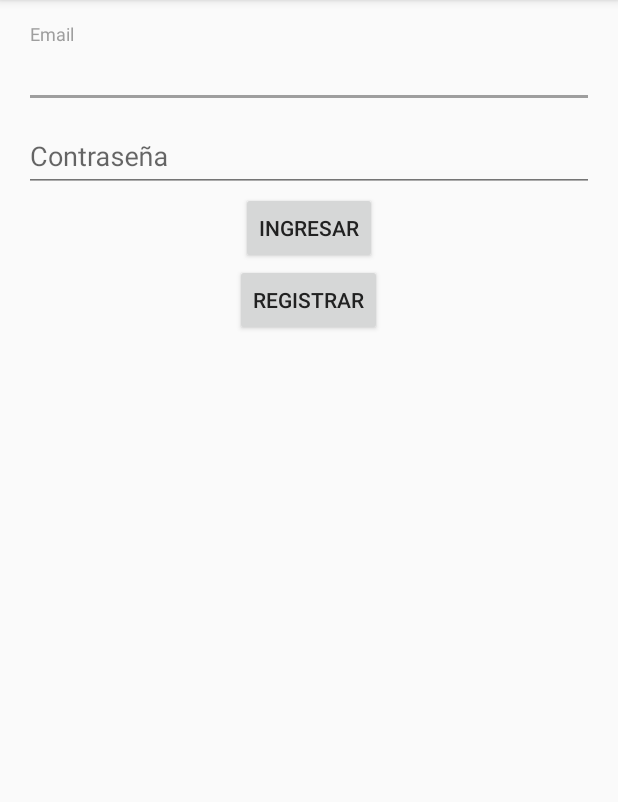
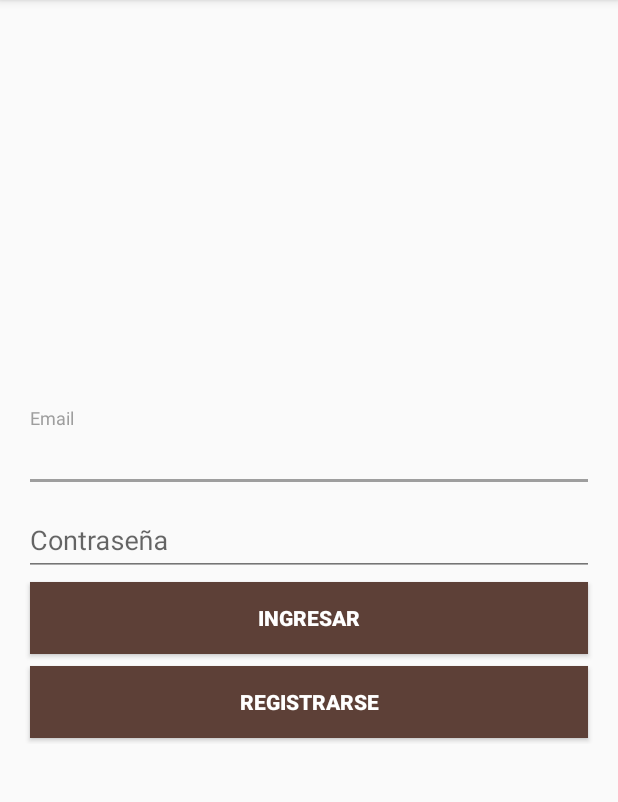
Before and after one commit to Masdz/Kenti, an Android app: the screen it shows after launch (LoginActivity), on a phone screen of 412 x 824 dp, the part 84-886 px from its top. Run offline under Robolectric (Android 15) with nearby library versions, the phone set to English and light mode, and no system bars; 2 statements that could not run were skipped.

Commit message:
Decorar botones

```diff
--- a/app/src/main/res/layout/activity_combinar.xml
+++ b/app/src/main/res/layout/activity_combinar.xml
@@ -57,14 +57,12 @@
 
     <Button
         android:id="@+id/combinarcancelar"
-        android:layout_width="wrap_content"
-        android:layout_height="wrap_content"
+        style="@style/Boton"
         android:text="Cancelar" />
 
     <Button
         android:id="@+id/combinaraceptar"
-        android:layout_width="wrap_content"
-        android:layout_height="wrap_content"
+        style="@style/Boton"
         android:text="Aceptar" />
 
 </LinearLayout>
--- a/app/src/main/res/layout/activity_login.xml
+++ b/app/src/main/res/layout/activity_login.xml
@@ -2,7 +2,7 @@
     xmlns:tools="http://schemas.android.com/tools"
     android:layout_width="match_parent"
     android:layout_height="match_parent"
-    android:gravity="center_horizontal"
+    android:gravity="center"
     android:orientation="vertical"
     android:paddingBottom="@dimen/activity_vertical_margin"
     android:paddingLeft="@dimen/activity_horizontal_margin"
@@ -22,14 +22,15 @@
     <ScrollView
         android:id="@+id/login_form"
         android:layout_width="match_parent"
-        android:layout_height="match_parent">
+        android:layout_height="wrap_content"
+        android:layout_gravity="center">
 
         <LinearLayout
             android:id="@+id/email_login_form"
             android:layout_width="match_parent"
             android:layout_height="wrap_content"
-            android:orientation="vertical"
-            android:gravity="center">
+            android:gravity="center"
+            android:orientation="vertical">
 
             <android.support.design.widget.TextInputLayout
                 android:layout_width="match_parent"
@@ -67,11 +68,12 @@
             <Button
                 android:id="@+id/email_sign_in_button"
                 style="@style/Boton"
-                android:text="Ingresar"/>
+                android:text="@string/action_sign_in" />
 
             <Button
+                android:id="@+id/loginbotonregistrarse"
                 style="@style/Boton"
-                android:text="Registrar"/>
+                android:text="@string/registrar" />
 
         </LinearLayout>
     </ScrollView>
--- a/app/src/main/res/values/strings.xml
+++ b/app/src/main/res/values/strings.xml
@@ -4,7 +4,7 @@
     <!-- Strings related to login -->
     <string name="prompt_email">Email</string>
     <string name="prompt_password">Contraseña</string>
-    <string name="action_sign_in">Iniciar sesion</string>
+    <string name="action_sign_in">Ingresar</string>
     <string name="action_sign_in_short">Ingresa</string>
     <string name="error_invalid_email">Este correo es invalido</string>
     <string name="error_invalid_password">Contraseña no valida</string>
@@ -13,6 +13,7 @@
     <string name="permission_rationale">"Contacts permissions are needed for providing email
         completions."
     </string>
+    <string name="registrar">Registrarse</string>
     <string name="title_activity_inicio">Inicio</string>
 
     <string name="navigation_drawer_open">Abrir panel de navegacion</string>
--- a/app/src/main/res/values/styles.xml
+++ b/app/src/main/res/values/styles.xml
@@ -32,8 +32,12 @@
         <item name="android:textAlignment">center</item>
     </style>
     <style name="Boton">
-        <item name="android:layout_width">wrap_content</item>
+        <item name="android:layout_width">match_parent</item>
         <item name="android:layout_height">wrap_content</item>
+        <item name="android:background">@color/primary_dark</item>
+        <item name="android:textColor">@color/icons</item>
+        <item name="android:layout_margin">4dp</item>
+        <item name="android:textStyle">bold</item>
     </style>
     <style name="cuadricula">
         <item name="android:layout_width">match_parent</item>
```
Also changed, not shown: app/src/main/res/layout/fragment_inicio.xml (+4 -3 lines).
